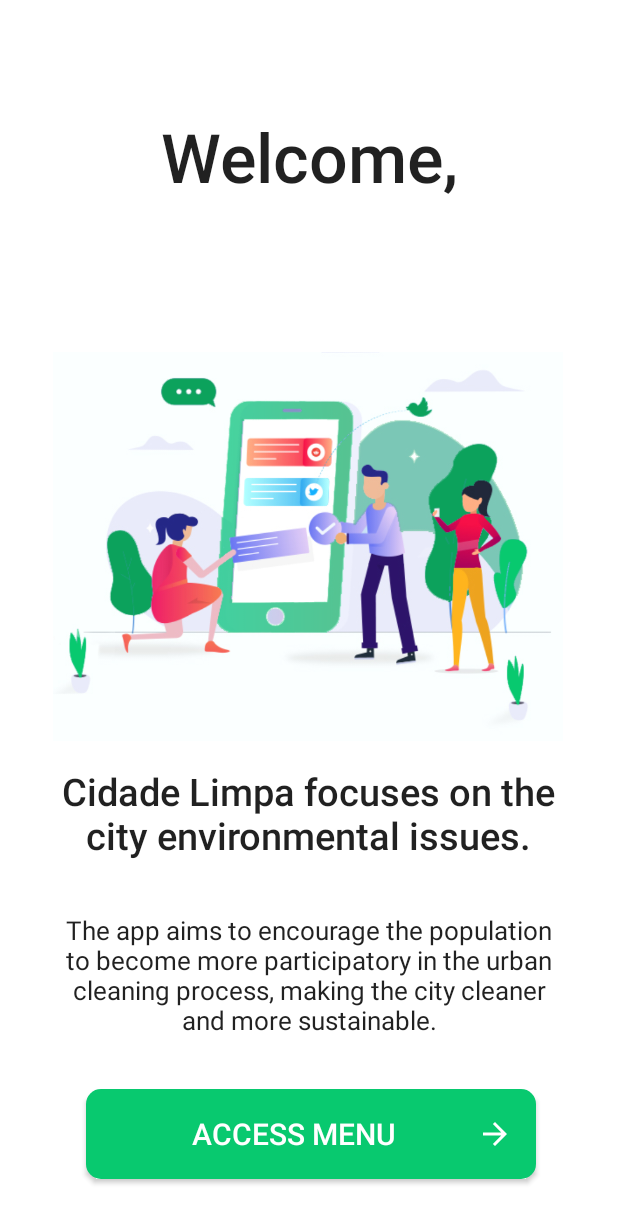
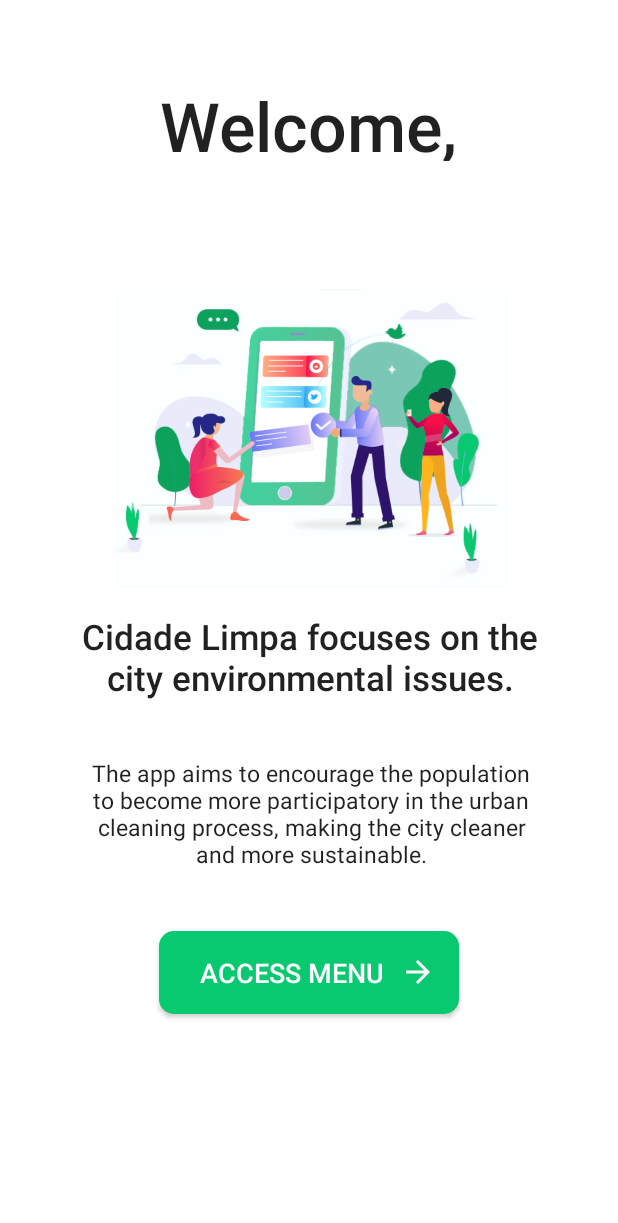
Before and after one commit to theualves/ProjetoAndroidStudioKotlin, an Android app: the tela2 screen opened directly, with no data from a screen before it, on a phone screen of 412 x 824 dp. Shown: the top 1223 px of the screen. Run offline under Robolectric (Android 15) with nearby library versions, the phone set to English and light mode, and no system bars.

Commit message:
Commit two

```diff
--- a/app/src/main/res/layout-land/activity_main.xml
+++ b/app/src/main/res/layout-land/activity_main.xml
@@ -22,7 +22,7 @@
         app:layout_constraintHorizontal_bias="0.902"
         app:layout_constraintStart_toStartOf="parent"
         app:layout_constraintTop_toTopOf="parent"
-        app:layout_constraintVertical_bias="0.134" />
+        app:layout_constraintVertical_bias="0.028" />
 
     <EditText
         android:id="@+id/edSenha"
--- a/app/src/main/res/layout-land/activity_tela2.xml
+++ b/app/src/main/res/layout-land/activity_tela2.xml
@@ -8,12 +8,12 @@
 
     <TextView
         android:id="@+id/textView3"
-        android:layout_width="175dp"
-        android:layout_height="40dp"
+        android:layout_width="169dp"
+        android:layout_height="52dp"
         android:text="@string/welcome"
         android:textAlignment="textEnd"
         android:textAppearance="@style/TextAppearance.AppCompat.Body2"
-        android:textSize="30dp"
+        android:textSize="27sp"
         app:layout_constraintBottom_toBottomOf="parent"
         app:layout_constraintEnd_toEndOf="parent"
         app:layout_constraintHorizontal_bias="0.075"
@@ -24,27 +24,27 @@
 
     <TextView
         android:id="@+id/tvUsuarioNome"
-        android:layout_width="175dp"
-        android:layout_height="40dp"
+        android:layout_width="174dp"
+        android:layout_height="53dp"
         android:layout_marginStart="4dp"
         android:textAlignment="viewStart"
         android:textAppearance="@style/TextAppearance.AppCompat.Body2"
-        android:textSize="30sp"
+        android:textSize="27sp"
         app:layout_constraintBottom_toBottomOf="@+id/textView3"
         app:layout_constraintStart_toEndOf="@+id/textView3"
         app:layout_constraintTop_toTopOf="@+id/textView3" />
 
     <androidx.appcompat.widget.AppCompatButton
         android:id="@+id/bt_segunda_tela"
-        android:layout_width="273dp"
-        android:layout_height="55dp"
-        android:layout_marginTop="24dp"
+        android:layout_width="216dp"
+        android:layout_height="52dp"
+        android:layout_marginTop="12dp"
         android:background="@drawable/background_button"
         android:drawableRight="@drawable/ic_arrow"
         android:padding="15dp"
         android:text="@string/accessMenu"
         android:textColor="@color/white"
-        android:textSize="20dp"
+        android:textSize="17dp"
         app:layout_constraintEnd_toEndOf="@+id/imageView6"
         app:layout_constraintHorizontal_bias="1.0"
         app:layout_constraintStart_toStartOf="@+id/imageView6"
@@ -57,10 +57,10 @@
         android:layout_height="228dp"
         app:layout_constraintBottom_toBottomOf="parent"
         app:layout_constraintEnd_toEndOf="parent"
-        app:layout_constraintHorizontal_bias="0.904"
+        app:layout_constraintHorizontal_bias="0.923"
         app:layout_constraintStart_toStartOf="parent"
         app:layout_constraintTop_toTopOf="parent"
-        app:layout_constraintVertical_bias="0.315"
+        app:layout_constraintVertical_bias="0.245"
         app:srcCompat="@drawable/design_vector" />
 
     <TextView
--- a/app/src/main/res/layout-land/activity_tela_cadastro.xml
+++ b/app/src/main/res/layout-land/activity_tela_cadastro.xml
@@ -23,14 +23,14 @@
         android:id="@+id/editTextTextPersonName"
         android:layout_width="290dp"
         android:layout_height="55dp"
-        android:layout_marginTop="20dp"
+        android:layout_marginTop="8dp"
         android:background="@drawable/custom_edittext"
         android:ems="10"
         android:hint="@string/email"
         android:inputType="textPersonName"
         android:padding="15dp"
         app:layout_constraintEnd_toEndOf="@+id/editTextTextPersonName2"
-        app:layout_constraintHorizontal_bias="1.0"
+        app:layout_constraintHorizontal_bias="0.0"
         app:layout_constraintStart_toStartOf="@+id/editTextTextPersonName2"
         app:layout_constraintTop_toBottomOf="@+id/editTextTextPersonName2" />
 
@@ -38,14 +38,14 @@
         android:id="@+id/editTextTextPassword2"
         android:layout_width="290dp"
         android:layout_height="55dp"
-        android:layout_marginTop="20dp"
+        android:layout_marginTop="8dp"
         android:background="@drawable/custom_edittext"
         android:ems="10"
         android:hint="@string/login_password"
         android:inputType="textPassword"
         android:padding="15dp"
         app:layout_constraintEnd_toEndOf="@+id/editTextTextPersonName"
-        app:layout_constraintHorizontal_bias="0.0"
+        app:layout_constraintHorizontal_bias="1.0"
         app:layout_constraintStart_toStartOf="@+id/editTextTextPersonName"
         app:layout_constraintTop_toBottomOf="@+id/editTextTextPersonName" />
 
@@ -53,14 +53,14 @@
         android:id="@+id/editTextTextPersonName3"
         android:layout_width="290dp"
         android:layout_height="55dp"
-        android:layout_marginTop="20dp"
+        android:layout_marginTop="8dp"
         android:background="@drawable/custom_edittext"
         android:ems="10"
         android:hint="@string/dateNas"
         android:inputType="textPersonName"
         android:padding="15dp"
         app:layout_constraintEnd_toEndOf="@+id/editTextTextPassword2"
-        app:layout_constraintHorizontal_bias="1.0"
+        app:layout_constraintHorizontal_bias="0.0"
         app:layout_constraintStart_toStartOf="@+id/editTextTextPassword2"
         app:layout_constraintTop_toBottomOf="@+id/editTextTextPassword2" />
 
@@ -68,7 +68,7 @@
         android:id="@+id/button2"
         android:layout_width="150dp"
         android:layout_height="48dp"
-        android:layout_marginStart="348dp"
+        android:layout_marginStart="220dp"
         android:background="@drawable/background_button"
         android:text="@string/finalizeRegs"
         android:textColor="@color/white"
--- a/app/src/main/res/layout/activity_tela2.xml
+++ b/app/src/main/res/layout/activity_tela2.xml
@@ -8,27 +8,28 @@
 
     <TextView
         android:id="@+id/textView3"
-        android:layout_width="256dp"
-        android:layout_height="68dp"
+        android:layout_width="266dp"
+        android:layout_height="54dp"
         android:text="@string/welcome"
+        android:textAlignment="center"
         android:textAppearance="@style/TextAppearance.AppCompat.Body2"
         android:textSize="45dp"
-        android:textAlignment="center"
         app:layout_constraintBottom_toBottomOf="parent"
         app:layout_constraintEnd_toEndOf="parent"
+        app:layout_constraintHorizontal_bias="0.497"
         app:layout_constraintStart_toStartOf="parent"
         app:layout_constraintTop_toTopOf="parent"
-        app:layout_constraintVertical_bias="0.098"
+        app:layout_constraintVertical_bias="0.069"
         tools:ignore="MissingConstraints" />
 
     <TextView
         android:id="@+id/tvUsuarioNome"
-        android:layout_width="wrap_content"
-        android:layout_height="wrap_content"
+        android:layout_width="266dp"
+        android:layout_height="53dp"
         android:layout_marginTop="8dp"
-        android:textSize="45sp"
         android:textAlignment="center"
         android:textAppearance="@style/TextAppearance.AppCompat.Body2"
+        android:textSize="45dp"
         app:layout_constraintEnd_toEndOf="@+id/textView3"
         app:layout_constraintHorizontal_bias="0.497"
         app:layout_constraintStart_toStartOf="@+id/textView3"
@@ -36,54 +37,55 @@
 
     <androidx.appcompat.widget.AppCompatButton
         android:id="@+id/bt_segunda_tela"
-        android:layout_width="300dp"
-        android:layout_height="60dp"
-        android:layout_marginTop="28dp"
+        android:layout_width="200dp"
+        android:layout_height="55dp"
+        android:layout_marginTop="12dp"
         android:background="@drawable/background_button"
         android:drawableRight="@drawable/ic_arrow"
         android:padding="15dp"
         android:text="@string/accessMenu"
         android:textColor="@color/white"
-        android:textSize="20dp"
+        android:textSize="18dp"
         app:layout_constraintEnd_toEndOf="@+id/textView2"
-        app:layout_constraintHorizontal_bias="0.541"
+        app:layout_constraintHorizontal_bias="0.489"
         app:layout_constraintStart_toStartOf="@+id/textView2"
         app:layout_constraintTop_toBottomOf="@+id/textView2"
         tools:ignore="MissingConstraints" />
 
     <ImageView
         android:id="@+id/imageView6"
-        android:layout_width="356dp"
-        android:layout_height="259dp"
+        android:layout_width="297dp"
+        android:layout_height="200dp"
         android:layout_marginTop="24dp"
         app:layout_constraintEnd_toEndOf="@+id/tvUsuarioNome"
+        app:layout_constraintHorizontal_bias="0.483"
         app:layout_constraintStart_toStartOf="@+id/tvUsuarioNome"
         app:layout_constraintTop_toBottomOf="@+id/tvUsuarioNome"
         app:srcCompat="@drawable/design_vector" />
 
     <TextView
         android:id="@+id/textView"
-        android:layout_width="363dp"
-        android:layout_height="90dp"
+        android:layout_width="334dp"
+        android:layout_height="88dp"
         android:layout_marginTop="16dp"
         android:text="@string/textApp"
         android:textAlignment="center"
         android:textAppearance="@style/TextAppearance.AppCompat.Body2"
-        android:textSize="25dp"
+        android:textSize="23dp"
         app:layout_constraintEnd_toEndOf="@+id/imageView6"
         app:layout_constraintStart_toStartOf="@+id/imageView6"
         app:layout_constraintTop_toBottomOf="@+id/imageView6" />
 
     <TextView
         android:id="@+id/textView2"
-        android:layout_width="325dp"
-        android:layout_height="90dp"
+        android:layout_width="296dp"
+        android:layout_height="104dp"
         android:layout_marginTop="8dp"
         android:ellipsize="end"
         android:text="@string/textApp2"
         android:textAlignment="center"
         android:textAppearance="@style/TextAppearance.AppCompat.Body1"
-        android:textSize="17dp"
+        android:textSize="15dp"
         android:verticalScrollbarPosition="defaultPosition"
         app:layout_constraintEnd_toEndOf="@+id/textView"
         app:layout_constraintStart_toStartOf="@+id/textView"
--- a/app/src/main/res/layout/activity_tela_cadastro.xml
+++ b/app/src/main/res/layout/activity_tela_cadastro.xml
@@ -10,12 +10,14 @@
         android:id="@+id/editTextTextPersonName2"
         android:layout_width="320dp"
         android:layout_height="56dp"
-        android:layout_marginTop="76dp"
+        android:layout_marginTop="56dp"
         android:background="@drawable/custom_edittext"
         android:ems="10"
         android:hint="@string/login_name"
         android:inputType="textPersonName"
         android:padding="15dp"
+        app:layout_constraintEnd_toEndOf="@+id/textView4"
+        app:layout_constraintHorizontal_bias="0.0"
         app:layout_constraintStart_toStartOf="@+id/textView4"
         app:layout_constraintTop_toBottomOf="@+id/textView4" />
 
@@ -30,7 +32,7 @@
         android:inputType="textPersonName"
         android:padding="15dp"
         app:layout_constraintEnd_toEndOf="@+id/editTextTextPersonName2"
-        app:layout_constraintHorizontal_bias="1.0"
+        app:layout_constraintHorizontal_bias="0.0"
         app:layout_constraintStart_toStartOf="@+id/editTextTextPersonName2"
         app:layout_constraintTop_toBottomOf="@+id/editTextTextPersonName2" />
 
@@ -66,14 +68,12 @@
         android:id="@+id/button2"
         android:layout_width="150dp"
         android:layout_height="48dp"
-        android:layout_marginTop="160dp"
+        android:layout_marginTop="84dp"
         android:background="@drawable/background_button"
         android:text="@string/finalizeRegs"
         android:textColor="@color/white"
         android:textSize="20dp"
         app:layout_constraintEnd_toEndOf="@+id/editTextTextPersonName3"
-        app:layout_constraintHorizontal_bias="1.0"
-        app:layout_constraintStart_toStartOf="@+id/editTextTextPersonName3"
         app:layout_constraintTop_toBottomOf="@+id/editTextTextPersonName3" />
 
     <TextView
--- a/app/src/main/res/values/strings.xml
+++ b/app/src/main/res/values/strings.xml
@@ -1,5 +1,5 @@
 <resources>
-    <string name="app_name">Cidade Verde</string>
+    <string name="app_name">Cidade Limpa</string>
 
     <string name="nome_app">Meio Ambiente!</string>
     <string name="login_name">Name</string>
```
Also changed, not shown: 1 other file.
